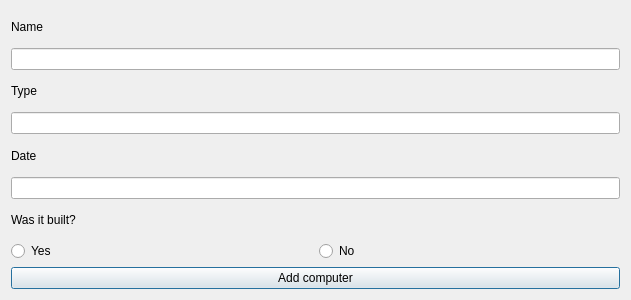
ManiSigt/Verklegt-nams, file addcomputerdialog.ui: the form before one commit.
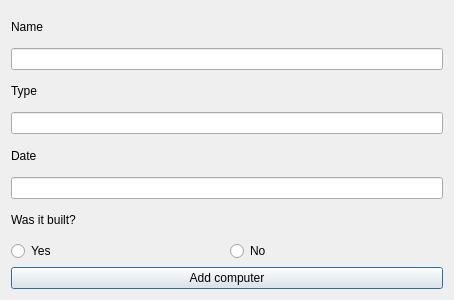
The form after the commit.

Commit message: ui breytingar, bætti inn icons

```diff
--- a/addcomputerdialog.ui
+++ b/addcomputerdialog.ui
@@ -6,7 +6,7 @@
    <rect>
     <x>0</x>
     <y>0</y>
-    <width>631</width>
+    <width>454</width>
     <height>300</height>
    </rect>
   </property>
```
The commit also changes 3 other files.
